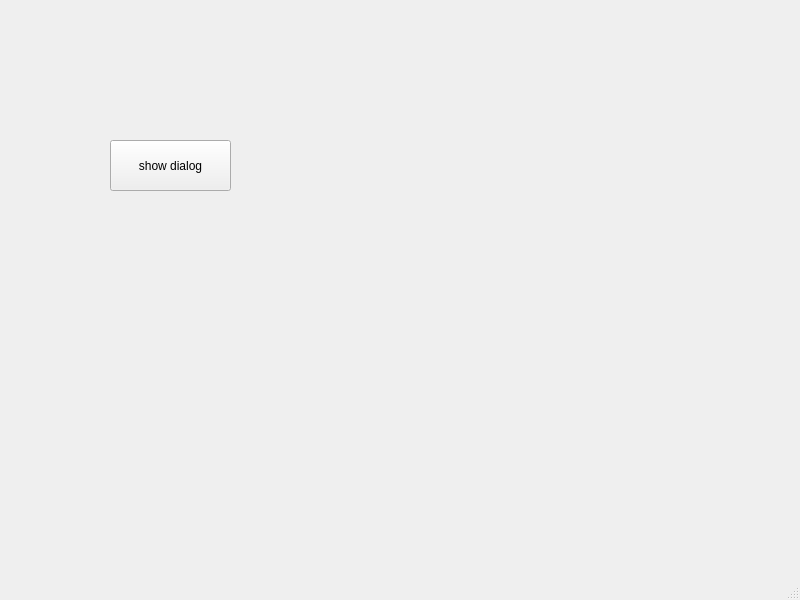
First picture: the form in QDialog/src/MainWindow.ui, repository serenNan/QtLearn, before the edit.
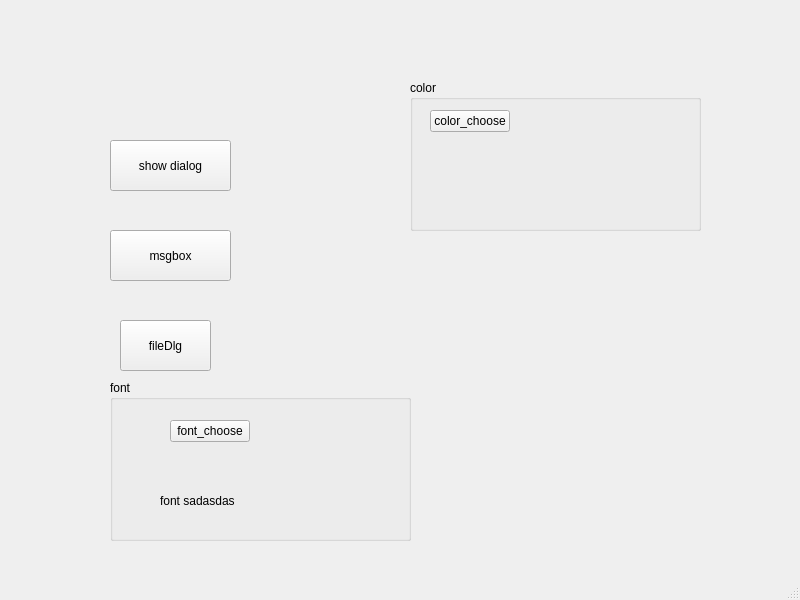
Second picture: the form after the edit.

Commit message: Qdialog 子类

Diff of the .ui file:
```diff
--- a/QDialog/src/MainWindow.ui
+++ b/QDialog/src/MainWindow.ui
@@ -27,6 +27,123 @@
      <string>show dialog</string>
     </property>
    </widget>
+   <widget class="QPushButton" name="msgbox">
+    <property name="geometry">
+     <rect>
+      <x>110</x>
+      <y>230</y>
+      <width>121</width>
+      <height>51</height>
+     </rect>
+    </property>
+    <property name="text">
+     <string>msgbox</string>
+    </property>
+   </widget>
+   <widget class="QPushButton" name="filedlg">
+    <property name="geometry">
+     <rect>
+      <x>120</x>
+      <y>320</y>
+      <width>91</width>
+      <height>51</height>
+     </rect>
+    </property>
+    <property name="text">
+     <string>fileDlg</string>
+    </property>
+   </widget>
+   <widget class="QGroupBox" name="groupBox">
+    <property name="geometry">
+     <rect>
+      <x>110</x>
+      <y>380</y>
+      <width>301</width>
+      <height>161</height>
+     </rect>
+    </property>
+    <property name="title">
+     <string>font</string>
+    </property>
+    <widget class="QPushButton" name="fontdlg">
+     <property name="geometry">
+      <rect>
+       <x>60</x>
+       <y>40</y>
+       <width>80</width>
+       <height>22</height>
+      </rect>
+     </property>
+     <property name="text">
+      <string>font_choose</string>
+     </property>
+    </widget>
+    <widget class="QLabel" name="fontlabel">
+     <property name="geometry">
+      <rect>
+       <x>50</x>
+       <y>90</y>
+       <width>171</width>
+       <height>61</height>
+      </rect>
+     </property>
+     <property name="text">
+      <string>font sadasdas</string>
+     </property>
+    </widget>
+   </widget>
+   <widget class="QGroupBox" name="groupBox_2">
+    <property name="geometry">
+     <rect>
+      <x>410</x>
+      <y>80</y>
+      <width>291</width>
+      <height>151</height>
+     </rect>
+    </property>
+    <property name="title">
+     <string>color</string>
+    </property>
+    <widget class="QPushButton" name="colordlg">
+     <property name="geometry">
+      <rect>
+       <x>20</x>
+       <y>30</y>
+       <width>80</width>
+       <height>22</height>
+      </rect>
+     </property>
+     <property name="text">
+      <string>color_choose</string>
+     </property>
+    </widget>
+    <widget class="QLabel" name="color">
+     <property name="geometry">
+      <rect>
+       <x>190</x>
+       <y>20</y>
+       <width>71</width>
+       <height>31</height>
+      </rect>
+     </property>
+     <property name="text">
+      <string/>
+     </property>
+    </widget>
+    <widget class="QLabel" name="colorlabel">
+     <property name="geometry">
+      <rect>
+       <x>80</x>
+       <y>80</y>
+       <width>171</width>
+       <height>31</height>
+      </rect>
+     </property>
+     <property name="text">
+      <string/>
+     </property>
+    </widget>
+   </widget>
   </widget>
   <widget class="QMenuBar" name="menubar">
    <property name="geometry">
```
The commit also changes 2 other files.
